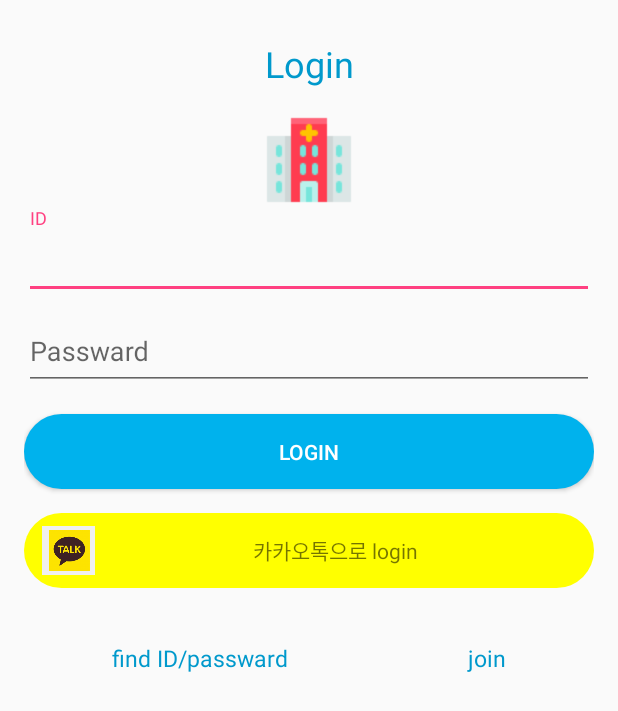
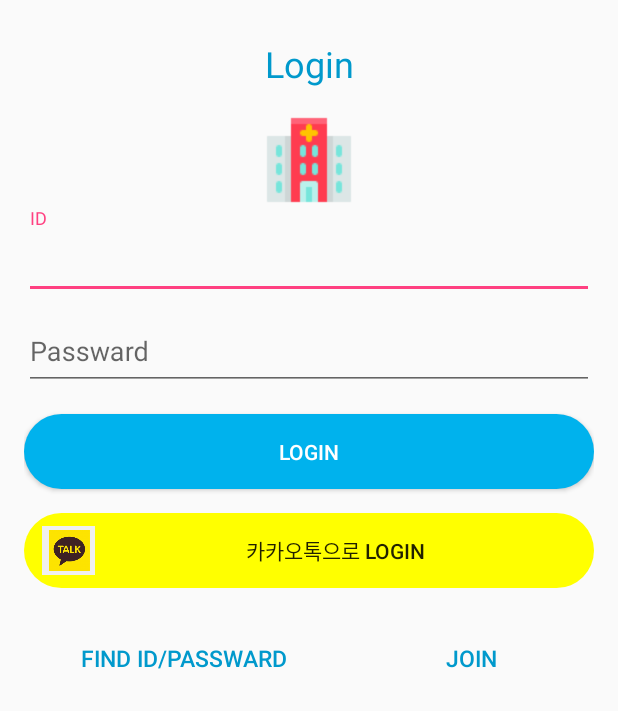
Before and after one commit to sangkyukwon/samplee, an Android app: the layout activity_login.xml on its own in the app's theme, with its tools: preview values and no code run, on a phone screen of 412 x 824 dp. Shown: the top 711 px of the screen. Run offline under Robolectric (Android 15) with nearby library versions, the phone set to English and light mode, and no system bars.

Commit message:
로그인 페이지 수정

```diff
--- /dev/null
+++ b/app/src/main/java/com/example/samsung/sample/loginActivity.java
@@ -0,0 +1,23 @@
+package com.example.samsung.sample;
+
+import android.os.Bundle;
+import android.support.v7.app.AppCompatActivity;
+import android.widget.Button;
+import android.widget.EditText;
+
+public class loginActivity extends AppCompatActivity {
+    Button loginbtn1, loginbtn2, findbtn, joinbtn;
+    EditText idtext,pwtext;
+
+
+
+    @Override
+    protected void onCreate(Bundle savedInstanceState){
+        super.onCreate(savedInstanceState);
+        setContentView(R.layout.activity_login);
+
+
+
+    }
+
+}
--- a/app/src/main/res/layout/activity_login.xml
+++ b/app/src/main/res/layout/activity_login.xml
@@ -28,6 +28,7 @@
         android:layout_height="wrap_content">
 
         <android.support.design.widget.TextInputEditText
+            android:id="@+id/IDtext"
             android:layout_width="match_parent"
             android:layout_height="50dp"
             android:hint="ID" />
@@ -41,6 +42,7 @@
         android:layout_height="wrap_content">
 
         <android.support.design.widget.TextInputEditText
+            android:id="@+id/PWtext"
             android:layout_width="match_parent"
             android:layout_height="50dp"
             android:layout_marginBottom="16dp"
@@ -51,6 +53,7 @@
 
 
     <Button
+        android:id="@+id/loginbtn1"
         android:layout_width="match_parent"
         android:layout_height="50dp"
         android:layout_marginBottom="16dp"
@@ -79,12 +82,14 @@
 
             />
 
-        <TextView
+        <Button
+            android:id="@+id/loginbtn2"
             android:layout_width="0dp"
             android:layout_height="50dp"
             android:layout_gravity="center"
             android:layout_weight="9"
             android:gravity="center"
+            android:background="#00FFEB3B"
             android:stateListAnimator="@null"
             android:text="카카오톡으로 login" />
 
@@ -94,24 +99,27 @@
 
     <LinearLayout
         android:layout_width="match_parent"
-        android:layout_height="wrap_content"
+        android:layout_height="40dp"
         android:orientation="horizontal"
         android:weightSum="10"
-
         >
 
-        <TextView
+        <Button
+            android:id="@+id/findbtn"
             android:layout_width="wrap_content"
-            android:layout_height="wrap_content"
+            android:layout_height="20dp"
             android:layout_weight="5"
+            android:background="#00FFFFFF"
             android:gravity="center"
             android:text="find ID/passward "
             android:textColor="@android:color/holo_blue_dark"
             android:textSize="15dp" />
 
-        <TextView
+        <Button
+            android:id="@+id/joinbtn"
             android:layout_width="wrap_content"
-            android:layout_height="wrap_content"
+            android:layout_height="20dp"
+            android:background="#00FFFFFF"
             android:layout_weight="5"
             android:gravity="center"
             android:text="join"
--- a/build.gradle
+++ b/build.gradle
@@ -7,7 +7,7 @@ buildscript {
         jcenter()
     }
     dependencies {
-        classpath 'com.android.tools.build:gradle:3.3.2'
+        classpath 'com.android.tools.build:gradle:3.6.3'
 
 
         // NOTE: Do not place your application dependencies here; they belong
```
Also changed, not shown: gradle/wrapper/gradle-wrapper.properties.
